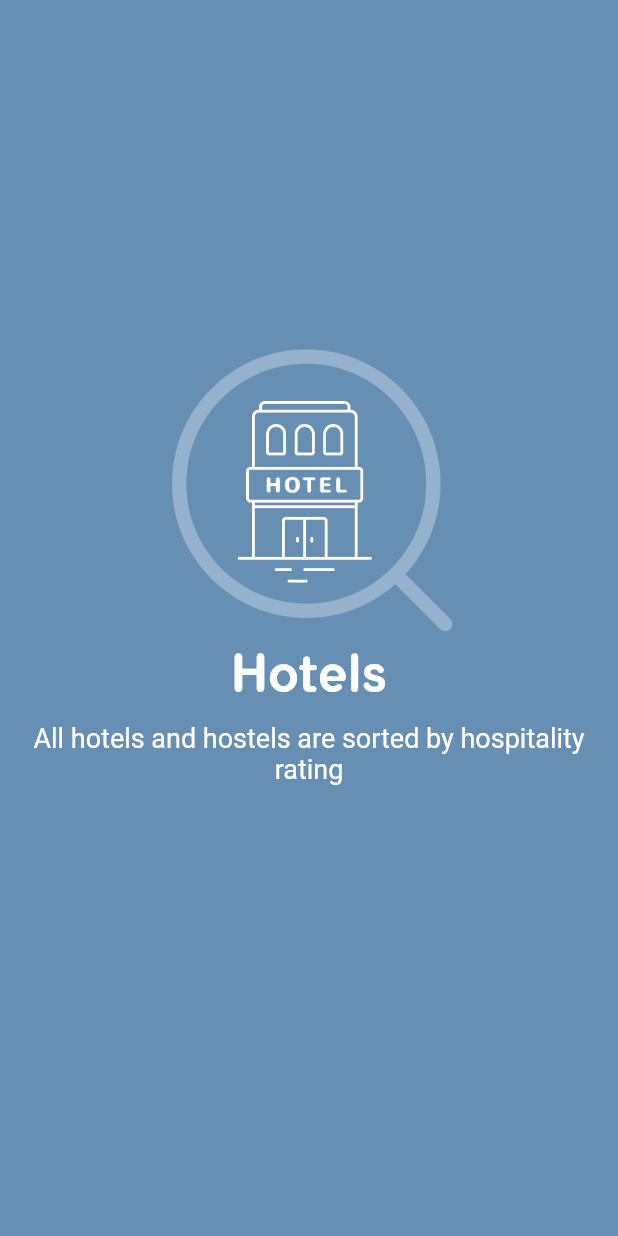
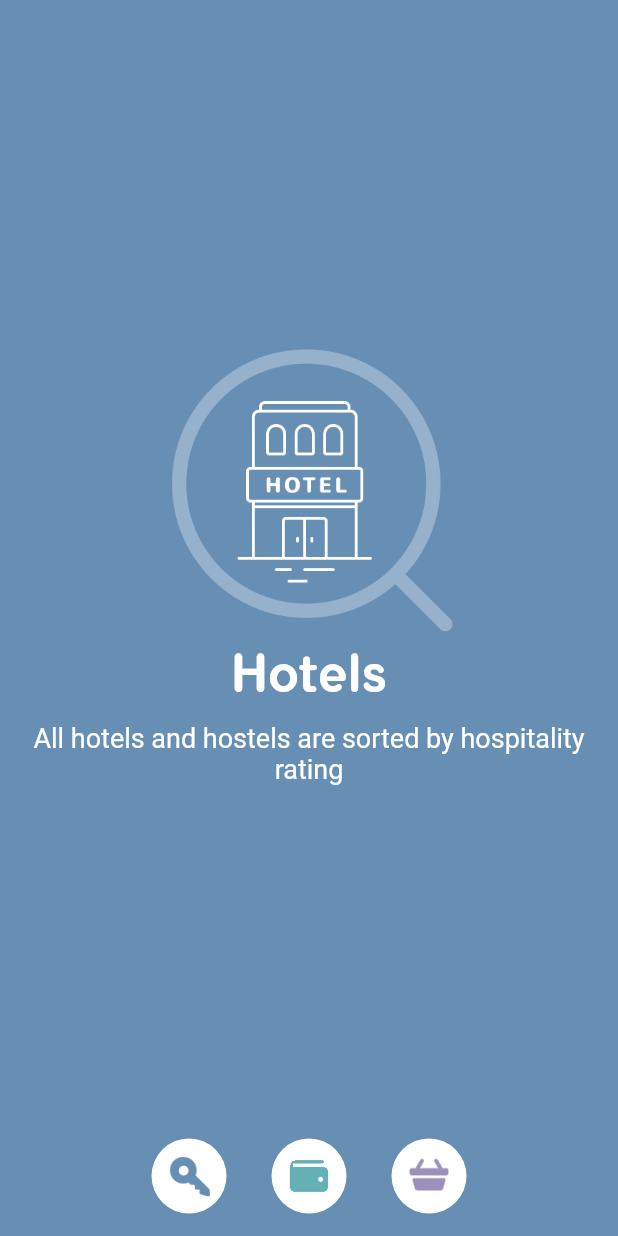
Before and after one commit to tomialagbe/flutter_ui_challenge_material_page_reveal, a Flutter app: the screen it shows after launch, on a phone screen of 412 x 824 dp. Run offline on Flutter 3.47's test engine with Material 2 defaults, Android fonts, the phone set to English and light mode, and no system bars; statements that could not run were skipped.

Commit message:
Implemented static rendering of pager indicator bubbles.

```diff
--- a/lib/main.dart
+++ b/lib/main.dart
@@ -1,5 +1,6 @@
 import 'package:flutter/material.dart';
 import 'package:material_page_reveal_published/pages.dart';
+import 'package:meta/meta.dart';
 
 void main() => runApp(new MyApp());
 
@@ -31,6 +32,7 @@ class _MyHomePageState extends State<MyHomePage> {
       body: new Stack(
         children: [
           new PageUi(pages[0]),
+          new PagerIndicator(pages: pages),
         ],
       ),
     );
@@ -87,3 +89,74 @@ class PageUi extends StatelessWidget {
     );
   }
 }
+
+/// PagerIndiciator renders the entire set of bubbles at the bottom of the
+/// screen that show what page you're currently on and how close you are to
+/// the next page.
+class PagerIndicator extends StatelessWidget {
+
+  final List<Page> pages;
+
+  PagerIndicator({
+    @required this.pages,
+  });
+
+  @override
+  Widget build(BuildContext context) {
+    List<Widget> bubblesUi = pages.map((Page page) {
+      return new Padding(
+        padding: const EdgeInsets.all(15.0),
+        child: new PagerBubbleUi(
+          bubble: new PagerBubble(
+              page.iconAssetPath,
+              page.color,
+              false,
+              true,
+              0.0
+          ),
+        ),
+      );
+    }).toList();
+
+    return new Column(
+      children: [
+        new Expanded(
+          child: new Container(),
+        ),
+        new Row(
+          mainAxisAlignment: MainAxisAlignment.center,
+          children: bubblesUi,
+        )
+      ]
+    );
+  }
+}
+
+/// PagerBubbleUi renders a single bubble in the Pager Indicator.
+class PagerBubbleUi extends StatelessWidget {
+
+  static const MAX_INDICATOR_SIZE = 50.0;
+  static const MIN_INDICATOR_SIZE = 20.0;
+
+  final PagerBubble bubble;
+
+  PagerBubbleUi({
+    @required this.bubble,
+  });
+
+  @override
+  Widget build(BuildContext context) {
+    return new Container(
+      width: MAX_INDICATOR_SIZE,
+      height: MAX_INDICATOR_SIZE,
+      decoration: new BoxDecoration(
+        shape: BoxShape.circle,
+        color: Colors.white,
+      ),
+      child: new Image.asset(
+        bubble.iconAssetPath,
+        color: bubble.color,
+      ),
+    );
+  }
+}
--- a/lib/pages.dart
+++ b/lib/pages.dart
@@ -39,3 +39,19 @@ class Page {
     this.iconAssetPath,
   );
 }
+
+class PagerBubble {
+  final String iconAssetPath;
+  final Color color;
+  final bool isHollow;
+  final bool isActive;
+  final double transitionAmount;
+
+  PagerBubble(
+    this.iconAssetPath,
+    this.color,
+    this.isHollow,
+    this.isActive,
+    this.transitionAmount,
+  );
+}
```
